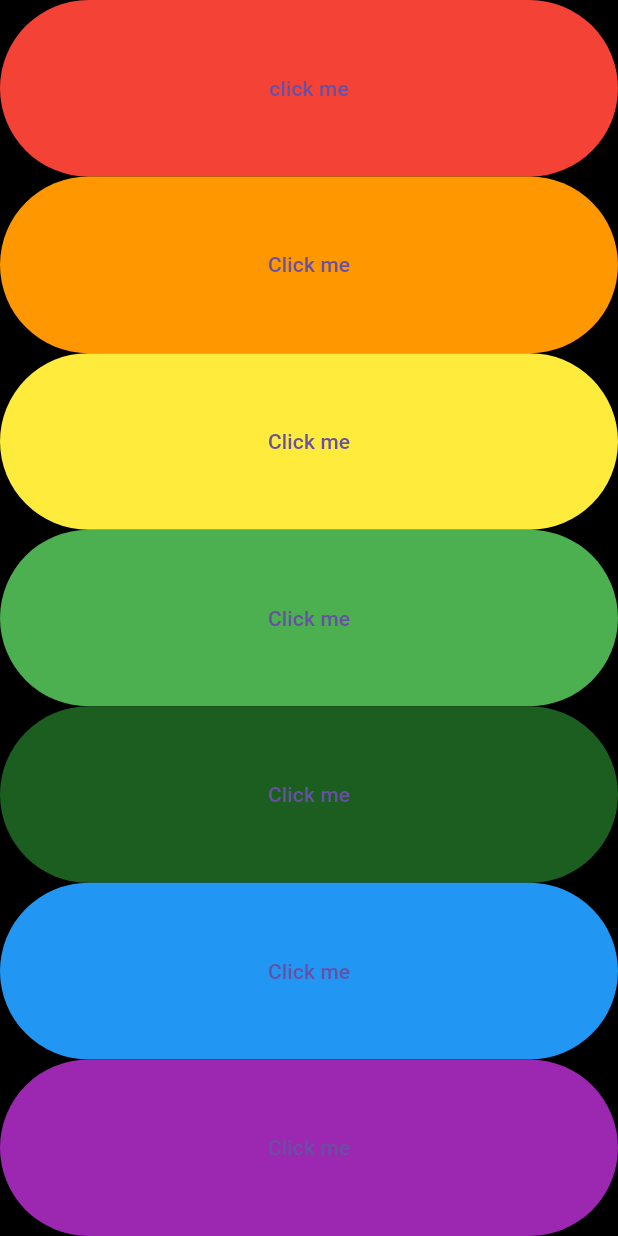
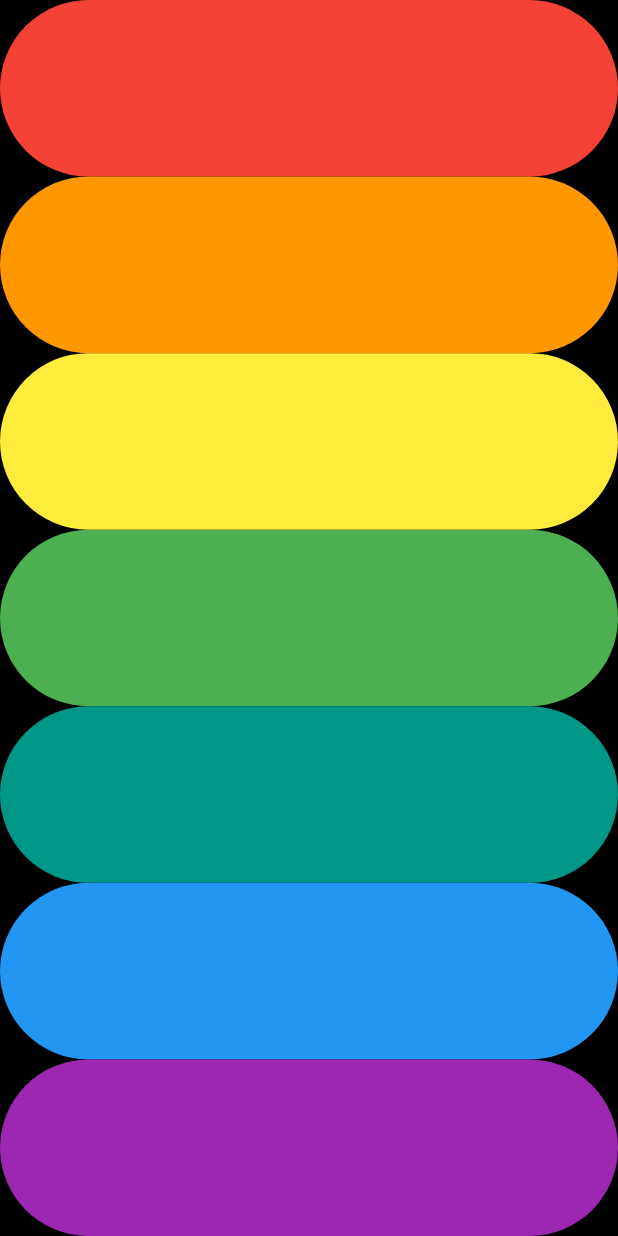
Before and after one commit to Spikree/xylophone-in-flutter, a Flutter app: the screen it shows after launch, on a phone screen of 412 x 824 dp. Run offline on Flutter 3.47's test engine with Material 3 defaults, Android fonts, the phone set to English and light mode, and no system bars; our stand-ins replace assets_audio_player.

Commit message:
third commit

```diff
--- a/lib/main.dart
+++ b/lib/main.dart
@@ -12,17 +12,15 @@ class XylophoneApp extends StatelessWidget {
     );
   }
 
-  void buildButton() {
-    Expanded(
+  Expanded buildButton({Color color = Colors.red, int soundNumber = 1}) {
+    return Expanded(
       child: TextButton(
-        style: TextButton.styleFrom(
-          backgroundColor: Colors.red,
-        ),
+        style: TextButton.styleFrom(backgroundColor: color),
         onPressed: () {
-          playsound(1);
+          playsound(soundNumber);
         },
         child: Text(
-          'click me',
+          '',
         ),
       ),
     );
@@ -37,85 +35,13 @@ class XylophoneApp extends StatelessWidget {
           child: Column(
             crossAxisAlignment: CrossAxisAlignment.stretch,
             children: [
-              Expanded(
-                child: TextButton(
-                  style: TextButton.styleFrom(
-                    backgroundColor: Colors.red,
-                  ),
-                  onPressed: () {
-                    playsound(1);
-                  },
-                  child: Text(
-                    'click me',
-                  ),
-                ),
-              ),
-              Expanded(
-                child: TextButton(
-                  style: TextButton.styleFrom(
-                    backgroundColor: Colors.orange,
-                  ),
-                  onPressed: () {
-                    playsound(2);
-                  },
-                  child: Text('Click me'),
-                ),
-              ),
-              Expanded(
-                child: TextButton(
-                  style: TextButton.styleFrom(
-                    backgroundColor: Colors.yellow,
-                  ),
-                  onPressed: () {
-                    playsound(3);
-                  },
-                  child: Text('Click me'),
-                ),
-              ),
-              Expanded(
-                child: TextButton(
-                  style: TextButton.styleFrom(
-                    backgroundColor: Colors.green,
-                  ),
-                  onPressed: () {
-                    playsound(4);
-                  },
-                  child: Text('Click me'),
-                ),
-              ),
-              Expanded(
-                child: TextButton(
-                  style: TextButton.styleFrom(
-                    backgroundColor: Colors.green.shade900,
-                  ),
-                  onPressed: () {
-                    playsound(5);
-                  },
-                  child: Text('Click me'),
-                ),
-              ),
-              Expanded(
-                child: TextButton(
-                  style: TextButton.styleFrom(
-                    backgroundColor: Colors.blue,
-                  ),
-                  onPressed: () {
-                    playsound(6);
-                  },
-                  child: Text('Click me'),
-                ),
-              ),
-              Expanded(
-                child: TextButton(
-                  style: TextButton.styleFrom(
-                    backgroundColor: Colors.purple,
-                  ),
-                  onPressed: () {
-                    playsound(7);
-                  },
-                  child: Text('Click me'),
-                ),
-              ),
+              buildButton(color: Colors.red, soundNumber: 1),
+              buildButton(color: Colors.orange, soundNumber: 2),
+              buildButton(color: Colors.yellow, soundNumber: 3),
+              buildButton(color: Colors.green, soundNumber: 4),
+              buildButton(color: Colors.teal, soundNumber: 5),
+              buildButton(color: Colors.blue, soundNumber: 6),
+              buildButton(color: Colors.purple, soundNumber: 7),
             ],
           ),
         ),
```
